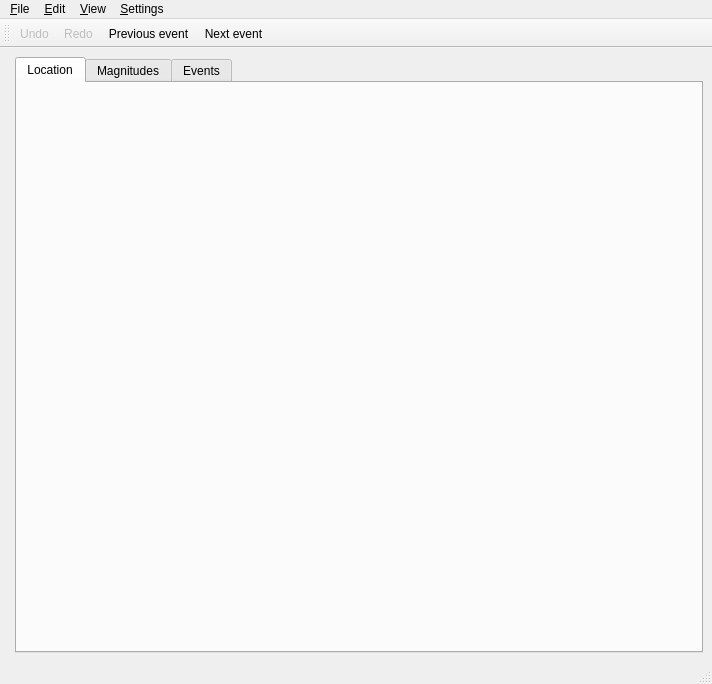
Qt form apps/gui-qt/scolv/mainframe.ui (SeisComP/main) before a commit.
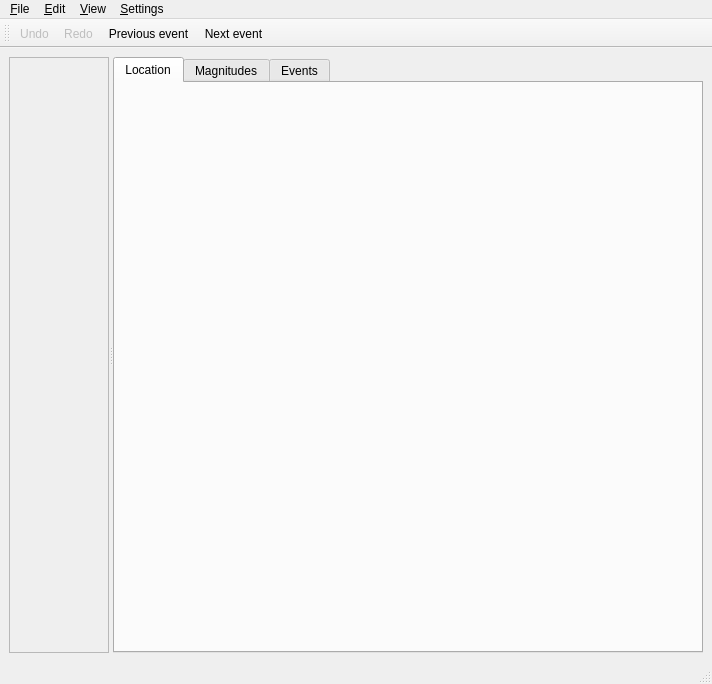
The same form after that commit. Icons and pictures are not drawn.

Commit message: [scolv] Add splitter to increase/hide event summary

Diff of the .ui file:
```diff
--- a/apps/gui-qt/scolv/mainframe.ui
+++ b/apps/gui-qt/scolv/mainframe.ui
@@ -30,6 +30,10 @@
      <number>6</number>
     </property>
     <item>
+     <widget class="QSplitter" name="mainSplitter">
+      <property name="orientation">
+       <enum>Qt::Horizontal</enum>
+      </property>
      <widget class="QFrame" name="frameSummary" >
       <property name="frameShape" >
        <enum>QFrame::StyledPanel</enum>
@@ -38,8 +42,6 @@
        <enum>QFrame::Raised</enum>
       </property>
      </widget>
-    </item>
-    <item>
      <widget class="QTabWidget" name="tabWidget" >
       <property name="sizePolicy" >
        <sizepolicy>
@@ -63,6 +65,7 @@
        <attribute name="title" >
         <string>Events</string>
        </attribute>
+       </widget>
       </widget>
      </widget>
     </item>
```
Lines whose indentation alone changed are shown as unchanged. The commit also changes 1 other file.
